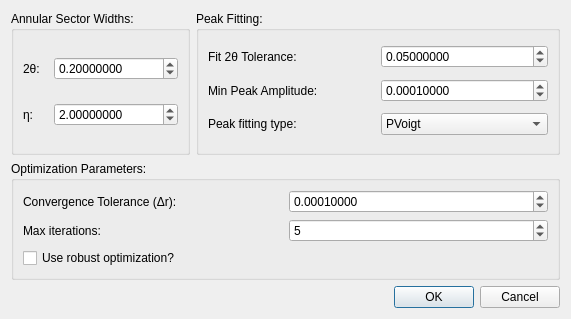
First picture: the form in hexrd/ui/resources/ui/powder_calibration_dialog.ui, repository HEXRD/hexrdgui, before the edit.
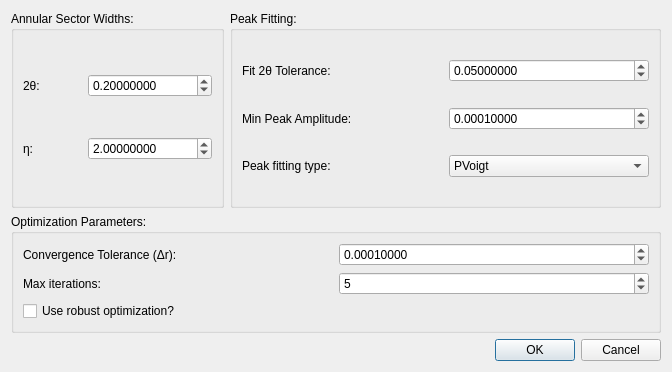
Second picture: the form after the edit. Custom widgets are drawn as their Qt base class.

Commit message:
Add option to hide powder cal optimization params
These options will not be used in the auto picked points that get
added to the hand picked points.

```diff
--- a/hexrd/ui/resources/ui/powder_calibration_dialog.ui
+++ b/hexrd/ui/resources/ui/powder_calibration_dialog.ui
@@ -6,8 +6,8 @@
    <rect>
     <x>0</x>
     <y>0</y>
-    <width>571</width>
-    <height>319</height>
+    <width>672</width>
+    <height>372</height>
    </rect>
   </property>
   <layout class="QGridLayout" name="gridLayout_3">
```
Left out of the diff: 4 changed lines with no effect on the pictures. The commit also changes 1 other file.
